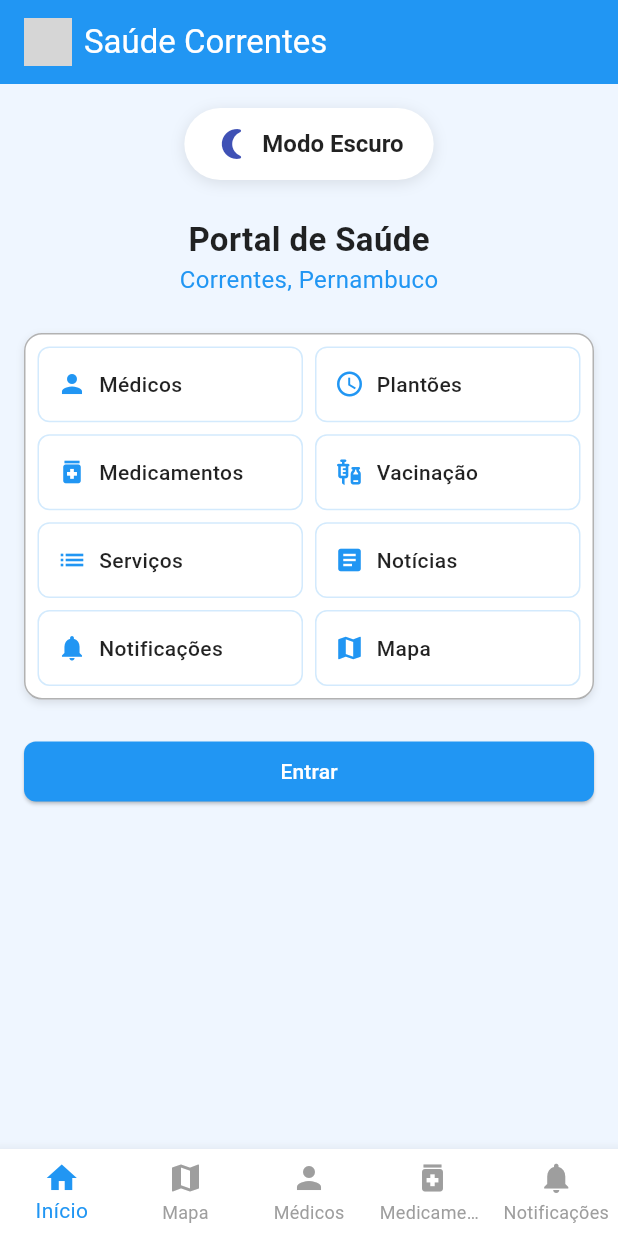
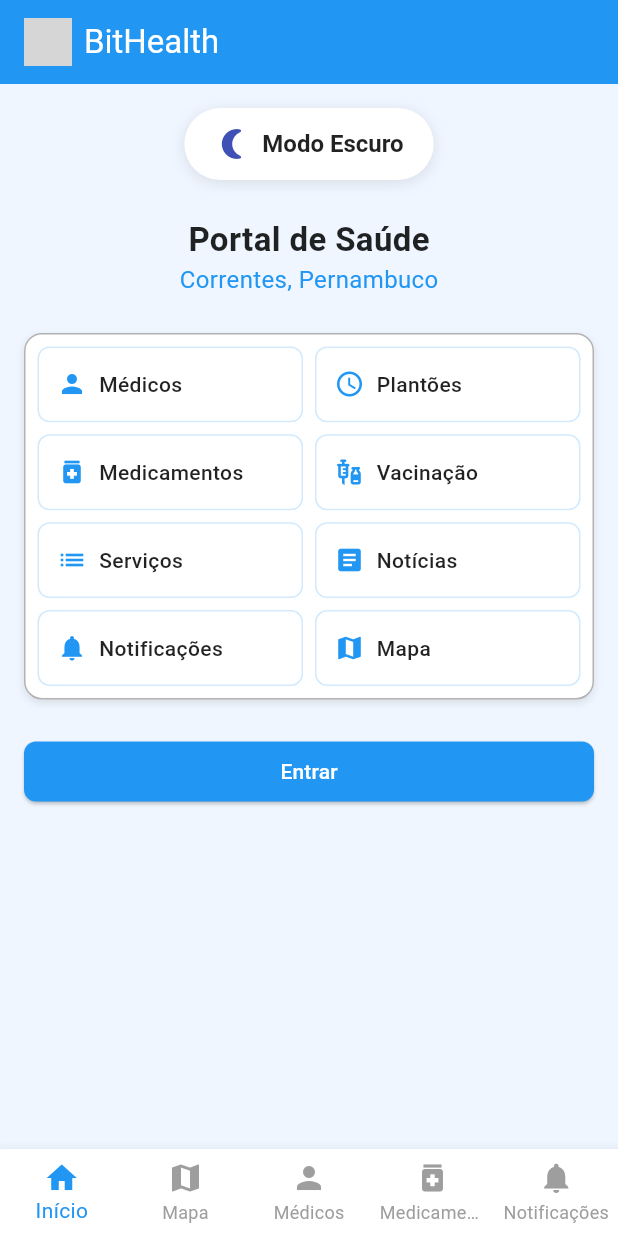
Before and after one commit to ElissonRochaa/MOBILE-25.1-BitHealth, a Flutter app: the screen it shows after launch, on a phone screen of 412 x 824 dp. Run offline on Flutter 3.47's test engine with Material 3 defaults, Android fonts, the phone set to English and light mode, and no system bars; our stand-ins replace dio, flutter_map, latlong2, share_plus, shared_preferences; grey boxes are pictures that could not be loaded.

Commit message:
refactor update app bar titles in HomePage and MapaPage

```diff
--- a/lib/view/pages/home_page.dart
+++ b/lib/view/pages/home_page.dart
@@ -11,13 +11,12 @@ class HomePage extends StatelessWidget {
   @override
   Widget build(BuildContext context) {
     return Scaffold(
-      appBar: const CustomAppBar(title: "Saúde Correntes"),
+      appBar: const CustomAppBar(title: "BitHealth"),
       body: Padding(
         padding: const EdgeInsets.symmetric(horizontal: 16),
         child: Column(
           children: [
             const SizedBox(height: 16),
-
             Center(
               child: Consumer<ThemeProvider>(
                 builder: (context, themeProvider, child) {
--- a/lib/view/pages/maps_page.dart
+++ b/lib/view/pages/maps_page.dart
@@ -74,7 +74,7 @@ class _MapaPageState extends State<MapaPage> {
   @override
   Widget build(BuildContext context) {
     return Scaffold(
-      appBar: const CustomAppBar(title: "Mapa de Correntes"),
+      appBar: const CustomAppBar(title: "Mapa"),
       body: Padding(
         padding: const EdgeInsets.all(16),
         child: Column(
```
